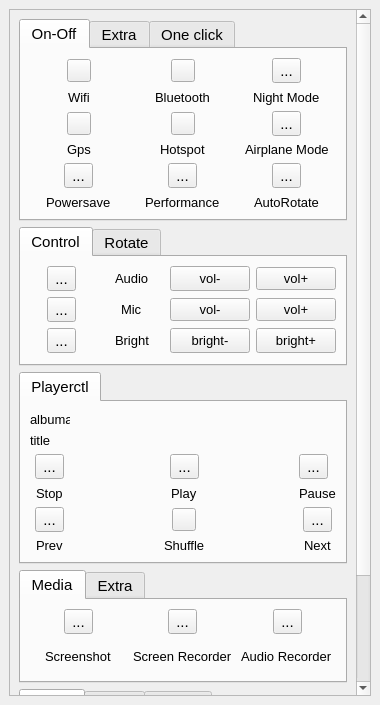
Old version of the form qwikaccess.ui in the repository bollustrado/qwikaccess.
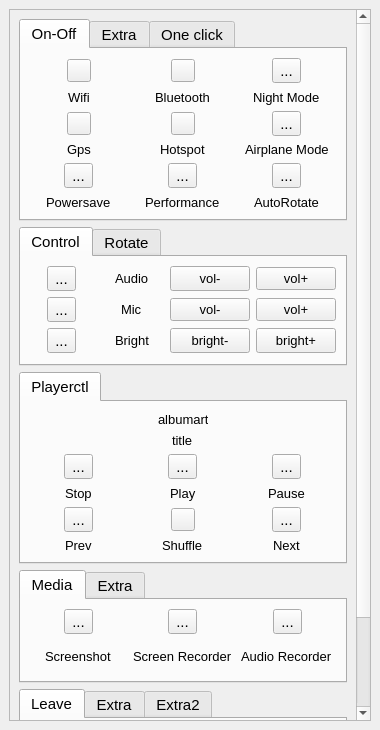
New version of the form. Icons and pictures are not drawn.

Commit message: make changes in ui and albumart

The edit to the form file:
```diff
--- a/qwikaccess.ui
+++ b/qwikaccess.ui
@@ -7,11 +7,11 @@
     <x>0</x>
     <y>0</y>
     <width>380</width>
-    <height>705</height>
+    <height>730</height>
    </rect>
   </property>
   <property name="sizePolicy">
-   <sizepolicy hsizetype="Minimum" vsizetype="Minimum">
+   <sizepolicy hsizetype="MinimumExpanding" vsizetype="MinimumExpanding">
     <horstretch>0</horstretch>
     <verstretch>0</verstretch>
    </sizepolicy>
@@ -47,7 +47,7 @@
        <property name="geometry">
         <rect>
          <x>0</x>
-         <y>-161</y>
+         <y>0</y>
          <width>360</width>
          <height>978</height>
         </rect>
@@ -246,7 +246,37 @@
             <string>Playerctl</string>
            </attribute>
            <layout class="QGridLayout" name="gridLayout">
-            <item row="9" column="0" alignment="Qt::AlignHCenter">
+            <item row="9" column="0" colspan="3" alignment="Qt::AlignHCenter">
+             <widget class="QLabel" name="title">
+              <property name="font">
+               <font>
+                <pointsize>10</pointsize>
+               </font>
+              </property>
+              <property name="frameShape">
+               <enum>QFrame::NoFrame</enum>
+              </property>
+              <property name="text">
+               <string>title</string>
+              </property>
+              <property name="textFormat">
+               <enum>Qt::AutoText</enum>
+              </property>
+             </widget>
+            </item>
+            <item row="14" column="0" alignment="Qt::AlignHCenter">
+             <widget class="QLabel" name="prev">
+              <property name="font">
+               <font>
+                <pointsize>10</pointsize>
+               </font>
+              </property>
+              <property name="text">
+               <string>Prev</string>
+              </property>
+             </widget>
+            </item>
+            <item row="12" column="0" alignment="Qt::AlignHCenter">
              <widget class="QLabel" name="label">
               <property name="font">
                <font>
@@ -258,7 +288,7 @@
               </property>
              </widget>
             </item>
-            <item row="8" column="0" alignment="Qt::AlignHCenter">
+            <item row="10" column="0" alignment="Qt::AlignHCenter">
              <widget class="QToolButton" name="toolButton_stop">
               <property name="text">
                <string>...</string>
@@ -272,7 +302,7 @@
               </property>
              </widget>
             </item>
-            <item row="10" column="0" alignment="Qt::AlignHCenter">
+            <item row="13" column="0" alignment="Qt::AlignHCenter">
              <widget class="QToolButton" name="toolButton_prev">
               <property name="text">
                <string>...</string>
@@ -283,19 +313,7 @@
               </property>
              </widget>
             </item>
-            <item row="11" column="0" alignment="Qt::AlignHCenter">
-             <widget class="QLabel" name="prev">
-              <property name="font">
-               <font>
-                <pointsize>10</pointsize>
-               </font>
-              </property>
-              <property name="text">
-               <string>Prev</string>
-              </property>
-             </widget>
-            </item>
-            <item row="8" column="1" alignment="Qt::AlignHCenter">
+            <item row="10" column="1" alignment="Qt::AlignHCenter">
              <widget class="QToolButton" name="toolButton_play">
               <property name="text">
                <string>...</string>
@@ -309,19 +327,7 @@
               </property>
              </widget>
             </item>
-            <item row="9" column="1" alignment="Qt::AlignHCenter">
-             <widget class="QLabel" name="play">
-              <property name="font">
-               <font>
-                <pointsize>10</pointsize>
-               </font>
-              </property>
-              <property name="text">
-               <string>Play</string>
-              </property>
-             </widget>
-            </item>
-            <item row="10" column="1" alignment="Qt::AlignHCenter">
+            <item row="13" column="1" alignment="Qt::AlignHCenter">
              <widget class="QToolButton" name="toolButton_shuffle">
               <property name="icon">
                <iconset theme="media-playlist-shuffle">
@@ -332,7 +338,7 @@
               </property>
              </widget>
             </item>
-            <item row="11" column="1" alignment="Qt::AlignHCenter">
+            <item row="14" column="1" alignment="Qt::AlignHCenter">
              <widget class="QLabel" name="stop">
               <property name="font">
                <font>
@@ -344,7 +350,33 @@
               </property>
              </widget>
             </item>
-            <item row="9" column="2" alignment="Qt::AlignHCenter">
+            <item row="12" column="1" alignment="Qt::AlignHCenter">
+             <widget class="QLabel" name="play">
+              <property name="font">
+               <font>
+                <pointsize>10</pointsize>
+               </font>
+              </property>
+              <property name="text">
+               <string>Play</string>
+              </property>
+             </widget>
+            </item>
+            <item row="10" column="2" alignment="Qt::AlignHCenter">
+             <widget class="QToolButton" name="toolButton_pause">
+              <property name="text">
+               <string>...</string>
+              </property>
+              <property name="icon">
+               <iconset theme="media-playback-pause">
+                <normaloff>.</normaloff>.</iconset>
+              </property>
+              <property name="checkable">
+               <bool>true</bool>
+              </property>
+             </widget>
+            </item>
+            <item row="12" column="2" alignment="Qt::AlignHCenter">
              <widget class="QLabel" name="pause">
               <property name="font">
                <font>
@@ -356,7 +388,7 @@
               </property>
              </widget>
             </item>
-            <item row="10" column="2" alignment="Qt::AlignHCenter">
+            <item row="13" column="2" alignment="Qt::AlignHCenter">
              <widget class="QToolButton" name="toolButton_next">
               <property name="text">
                <string>...</string>
@@ -367,7 +399,7 @@
               </property>
              </widget>
             </item>
-            <item row="11" column="2" alignment="Qt::AlignHCenter">
+            <item row="14" column="2" alignment="Qt::AlignHCenter">
              <widget class="QLabel" name="next">
               <property name="font">
                <font>
@@ -379,12 +411,12 @@
               </property>
              </widget>
             </item>
-            <item row="0" column="0">
+            <item row="2" column="1" alignment="Qt::AlignHCenter">
              <widget class="QLabel" name="albumart">
               <property name="maximumSize">
                <size>
-                <width>40</width>
-                <height>40</height>
+                <width>50</width>
+                <height>50</height>
                </size>
               </property>
               <property name="font">
@@ -397,32 +429,6 @@
               </property>
              </widget>
             </item>
-            <item row="8" column="2">
-             <widget class="QToolButton" name="toolButton_pause">
-              <property name="text">
-               <string>...</string>
-              </property>
-              <property name="icon">
-               <iconset theme="media-playback-pause">
-                <normaloff>.</normaloff>.</iconset>
-              </property>
-              <property name="checkable">
-               <bool>true</bool>
-              </property>
-             </widget>
-            </item>
-            <item row="3" column="0" colspan="3">
-             <widget class="QLabel" name="title">
-              <property name="font">
-               <font>
-                <pointsize>10</pointsize>
-               </font>
-              </property>
-              <property name="text">
-               <string>title</string>
-              </property>
-             </widget>
-            </item>
            </layout>
           </widget>
          </widget>
```
Left out of the diff: 3 changed lines with no effect on the pictures. The commit also changes 3 other files.
